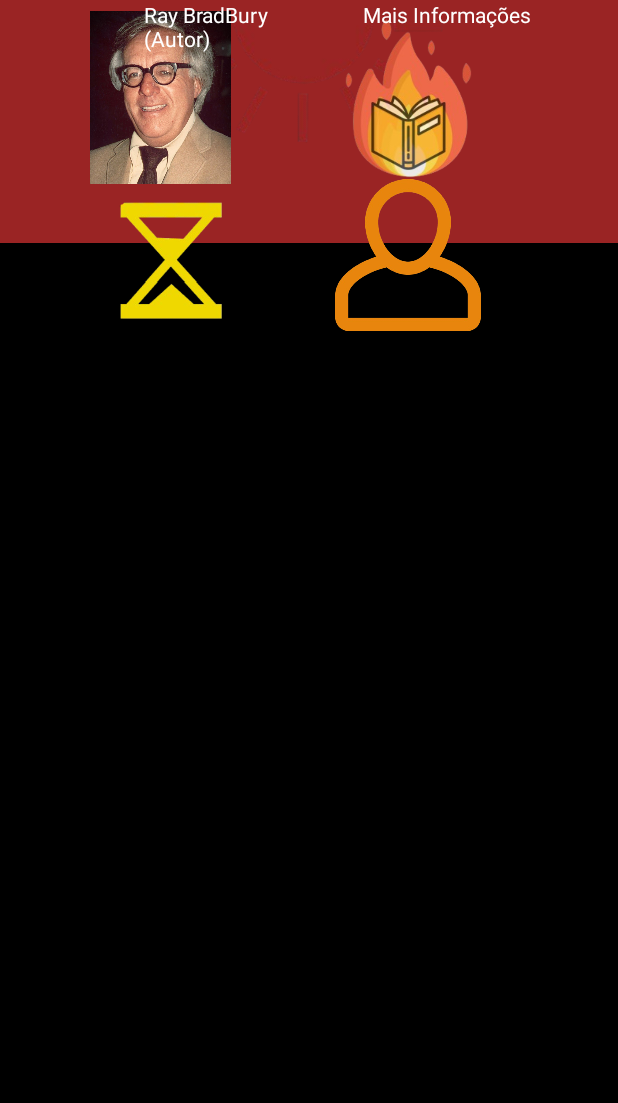
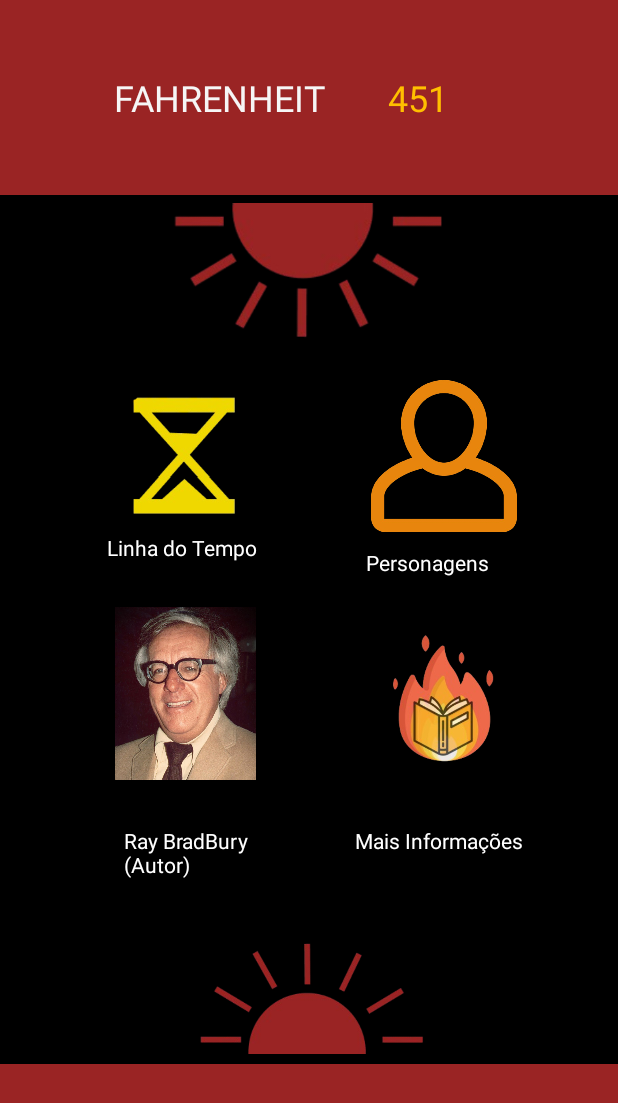
Before and after one commit to Arthurmp07/Applivros, an Android app: the screen it shows after launch (MainActivity), on a phone screen of 412 x 824 dp. Shown: the top 1103 px of the screen. Run offline under Robolectric (Android 15) with nearby library versions, the light colour scheme and no system bars.

Commit message:
Update activity_main.xml

```diff
--- a/Applivro2/app/src/main/res/layout/activity_main.xml
+++ b/Applivro2/app/src/main/res/layout/activity_main.xml
@@ -6,65 +6,59 @@
     android:layout_width="match_parent"
     android:layout_height="match_parent"
     android:background="#000000"
-    android:backgroundTint="#000000"
     tools:context=".MainActivity">
 
     <View
         android:id="@+id/view"
-        android:layout_width="465dp"
-        android:layout_height="162dp"
+        android:layout_width="0dp"
+        android:layout_height="130dp"
         android:background="#9A2424"
-        app:layout_constraintBottom_toBottomOf="parent"
         app:layout_constraintEnd_toEndOf="parent"
-        app:layout_constraintHorizontal_bias="0.545"
+        app:layout_constraintHorizontal_bias="0.0"
         app:layout_constraintStart_toStartOf="parent"
-        app:layout_constraintTop_toTopOf="parent"
-        app:layout_constraintVertical_bias="0.0" />
+        app:layout_constraintTop_toTopOf="parent" />
 
     <TextView
         android:id="@+id/textView"
-        android:layout_width="144dp"
-        android:layout_height="39dp"
-        android:backgroundTint="#FFFFFF"
+        android:layout_width="wrap_content"
+        android:layout_height="wrap_content"
+        android:layout_marginStart="76dp"
         android:text="FAHRENHEIT"
         android:textColor="#F6F6F6"
-        android:textColorLink="#FBFBFB"
         android:textSize="24sp"
-        app:layout_constraintBottom_toBottomOf="@+id/view"
-        app:layout_constraintEnd_toStartOf="@+id/textView2"
-        app:layout_constraintHorizontal_bias="1.0"
+        app:layout_constraintBottom_toBottomOf="@id/view"
         app:layout_constraintStart_toStartOf="parent"
-        app:layout_constraintTop_toTopOf="parent" />
+        app:layout_constraintTop_toTopOf="@id/view" />
 
     <TextView
         android:id="@+id/textView2"
         android:layout_width="wrap_content"
         android:layout_height="wrap_content"
+        android:layout_marginEnd="72dp"
         android:text="451"
         android:textColor="#FFBF00"
-        android:textColorLink="#FDBE00"
         android:textSize="24sp"
-        app:layout_constraintBottom_toBottomOf="@+id/view"
+        app:layout_constraintBottom_toBottomOf="@id/view"
         app:layout_constraintEnd_toEndOf="parent"
-        app:layout_constraintHorizontal_bias="0.641"
-        app:layout_constraintStart_toStartOf="parent"
-        app:layout_constraintTop_toTopOf="parent"
-        app:layout_constraintVertical_bias="0.472" />
+        app:layout_constraintStart_toEndOf="@+id/textView"
+        app:layout_constraintTop_toTopOf="@id/view" />
 
     <View
         android:id="@+id/view2"
-        android:layout_width="462dp"
+        android:layout_width="0dp"
         android:layout_height="132dp"
+        android:layout_marginTop="476dp"
         android:background="#9A2424"
-        tools:layout_editor_absoluteX="3dp"
-        tools:layout_editor_absoluteY="706dp"
-        tools:ignore="MissingConstraints" />
+        app:layout_constraintEnd_toEndOf="parent"
+        app:layout_constraintHorizontal_bias="0.0"
+        app:layout_constraintStart_toStartOf="parent"
+        app:layout_constraintTop_toBottomOf="@id/imageView3" />
 
     <ImageView
         android:id="@+id/imageView"
-        android:layout_width="215dp"
-        android:layout_height="112dp"
-        app:layout_constraintBottom_toTopOf="@+id/view2"
+        android:layout_width="180dp"
+        android:layout_height="100dp"
+        app:layout_constraintBottom_toTopOf="@id/view2"
         app:layout_constraintEnd_toEndOf="parent"
         app:layout_constraintStart_toStartOf="parent"
         app:srcCompat="@drawable/sol_removebg_preview" />
@@ -74,97 +68,111 @@
         android:layout_width="189dp"
         android:layout_height="103dp"
         app:layout_constraintEnd_toEndOf="parent"
-        app:layout_constraintHorizontal_bias="0.502"
         app:layout_constraintStart_toStartOf="parent"
-        app:srcCompat="@drawable/sol_maior_removebg_preview"
-        tools:layout_editor_absoluteY="157dp"
-        tools:ignore="MissingConstraints" />
+        app:layout_constraintTop_toBottomOf="@id/view"
+        app:srcCompat="@drawable/sol_maior_removebg_preview" />
 
     <ImageView
         android:id="@+id/imageView5"
         android:layout_width="99dp"
         android:layout_height="105dp"
         android:layout_marginTop="16dp"
-        app:layout_constraintEnd_toStartOf="@+id/imageView6"
-        app:layout_constraintHorizontal_bias="0.533"
+        app:layout_constraintEnd_toStartOf="@id/imageView6"
         app:layout_constraintStart_toStartOf="parent"
-        app:layout_constraintTop_toBottomOf="@+id/imageView3"
+        app:layout_constraintTop_toBottomOf="@id/imageView3"
         app:srcCompat="@drawable/ampulheta_removebg_preview" />
 
     <ImageView
         android:id="@+id/imageView6"
         android:layout_width="104dp"
         android:layout_height="101dp"
-        android:layout_marginTop="16dp"
-        android:layout_marginEnd="88dp"
+        android:layout_marginTop="20dp"
+        android:layout_marginEnd="64dp"
         app:layout_constraintEnd_toEndOf="parent"
-        app:layout_constraintTop_toBottomOf="@+id/imageView3"
+        app:layout_constraintTop_toBottomOf="@id/imageView3"
         app:srcCompat="@drawable/personagens_removebg_preview" />
 
     <ImageView
         android:id="@+id/imageView8"
         android:layout_width="94dp"
         android:layout_height="130dp"
-        app:layout_constraintEnd_toStartOf="@+id/imageView9"
-        app:layout_constraintHorizontal_bias="0.628"
+        android:layout_marginBottom="44dp"
+        app:layout_constraintBottom_toBottomOf="parent"
+        app:layout_constraintEnd_toStartOf="@id/imageView9"
+        app:layout_constraintHorizontal_bias="0.516"
         app:layout_constraintStart_toStartOf="parent"
-        app:srcCompat="@drawable/autor"
-        tools:layout_editor_absoluteY="421dp"
-        tools:ignore="MissingConstraints" />
+        app:layout_constraintTop_toBottomOf="@id/imageView5"
+        app:layout_constraintVertical_bias="0.144"
+        app:srcCompat="@drawable/autor" />
 
     <ImageView
         android:id="@+id/imageView9"
-        android:layout_width="166dp"
-        android:layout_height="128dp"
-        android:layout_marginEnd="56dp"
+        android:layout_width="108dp"
+        android:layout_height="122dp"
+        android:layout_marginEnd="64dp"
+        android:layout_marginBottom="84dp"
+        app:layout_constraintBottom_toTopOf="@+id/imageView"
         app:layout_constraintEnd_toEndOf="parent"
-        app:srcCompat="@drawable/foguinho_removebg_preview"
-        tools:layout_editor_absoluteY="421dp"
-        tools:ignore="MissingConstraints" />
+        app:layout_constraintStart_toStartOf="@+id/imageView6"
+        app:layout_constraintTop_toBottomOf="@+id/imageView6"
+        app:layout_constraintVertical_bias="1.0"
+        app:srcCompat="@drawable/foguinho_removebg_preview" />
 
     <TextView
         android:id="@+id/textView3"
         android:layout_width="wrap_content"
         android:layout_height="wrap_content"
-        android:layout_marginBottom="12dp"
+        android:layout_marginBottom="20dp"
         android:text="Linha do Tempo"
         android:textColor="#FFFFFF"
-        android:textColorLink="#FFFFFF"
-        app:layout_constraintBottom_toTopOf="@+id/imageView8"
-        app:layout_constraintEnd_toStartOf="@+id/textView4"
-        app:layout_constraintStart_toStartOf="parent" />
+        app:layout_constraintBottom_toTopOf="@id/imageView8"
+        app:layout_constraintEnd_toStartOf="@id/textView4"
+        app:layout_constraintHorizontal_bias="0.496"
+        app:layout_constraintStart_toStartOf="parent"
+        app:layout_constraintTop_toBottomOf="@id/imageView5"
+        app:layout_constraintVertical_bias="0.125" />
 
     <TextView
         android:id="@+id/textView4"
         android:layout_width="94dp"
         android:layout_height="24dp"
-        android:layout_marginEnd="88dp"
-        android:layout_marginBottom="8dp"
+        android:layout_marginEnd="64dp"
         android:text="Personagens"
         android:textColor="#FFFFFF"
-        app:layout_constraintBottom_toTopOf="@+id/imageView9"
-        app:layout_constraintEnd_toEndOf="parent" />
+        app:layout_constraintBottom_toTopOf="@id/imageView9"
+        app:layout_constraintEnd_toEndOf="parent"
+        app:layout_constraintHorizontal_bias="0.0"
+        app:layout_constraintStart_toStartOf="@id/imageView6"
+        app:layout_constraintTop_toBottomOf="@id/imageView3"
+        app:layout_constraintVertical_bias="0.902" />
 
     <TextView
         android:id="@+id/textView5"
         android:layout_width="88dp"
         android:layout_height="37dp"
-        android:layout_marginStart="96dp"
+        android:layout_marginStart="80dp"
+        android:layout_marginTop="196dp"
         android:text="Ray BradBury (Autor)"
         android:textColor="#FFFFFF"
+        app:layout_constraintBottom_toTopOf="@id/imageView"
+        app:layout_constraintEnd_toStartOf="@+id/imageView9"
+        app:layout_constraintHorizontal_bias="0.04"
         app:layout_constraintStart_toStartOf="parent"
-        tools:layout_editor_absoluteY="551dp"
-        tools:ignore="MissingConstraints" />
+        app:layout_constraintTop_toBottomOf="@id/imageView5"
+        app:layout_constraintVertical_bias="0.0" />
 
     <TextView
         android:id="@+id/textView6"
-        android:layout_width="wrap_content"
-        android:layout_height="wrap_content"
+        android:layout_width="126dp"
+        android:layout_height="24dp"
+        android:layout_marginBottom="32dp"
         android:text="Mais Informações"
         android:textColor="#FFFFFF"
+        app:layout_constraintBottom_toTopOf="@id/imageView"
         app:layout_constraintEnd_toEndOf="parent"
-        app:layout_constraintStart_toEndOf="@+id/textView5"
-        tools:layout_editor_absoluteY="553dp"
-        tools:ignore="MissingConstraints" />
+        app:layout_constraintHorizontal_bias="0.57"
+        app:layout_constraintStart_toEndOf="@id/textView5"
+        app:layout_constraintTop_toBottomOf="@+id/imageView9"
+        app:layout_constraintVertical_bias="0.903" />
 
 </androidx.constraintlayout.widget.ConstraintLayout>
```
